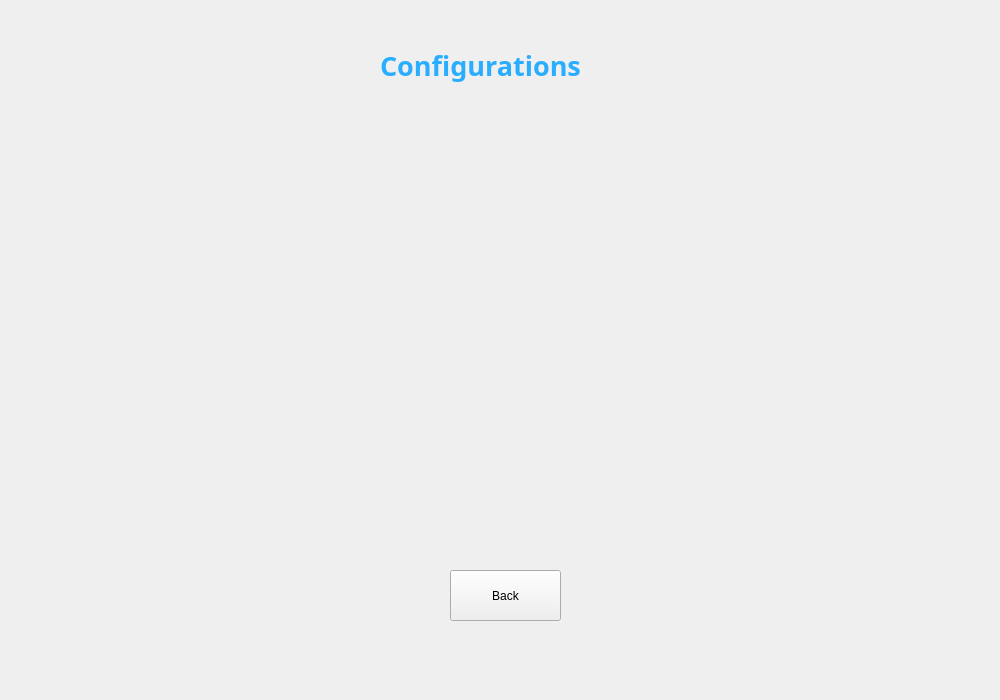
Before: the Qt Designer form UI/ui_Configuration.ui in dragonjjr/Network_21HCB, drawn with Qt 5.
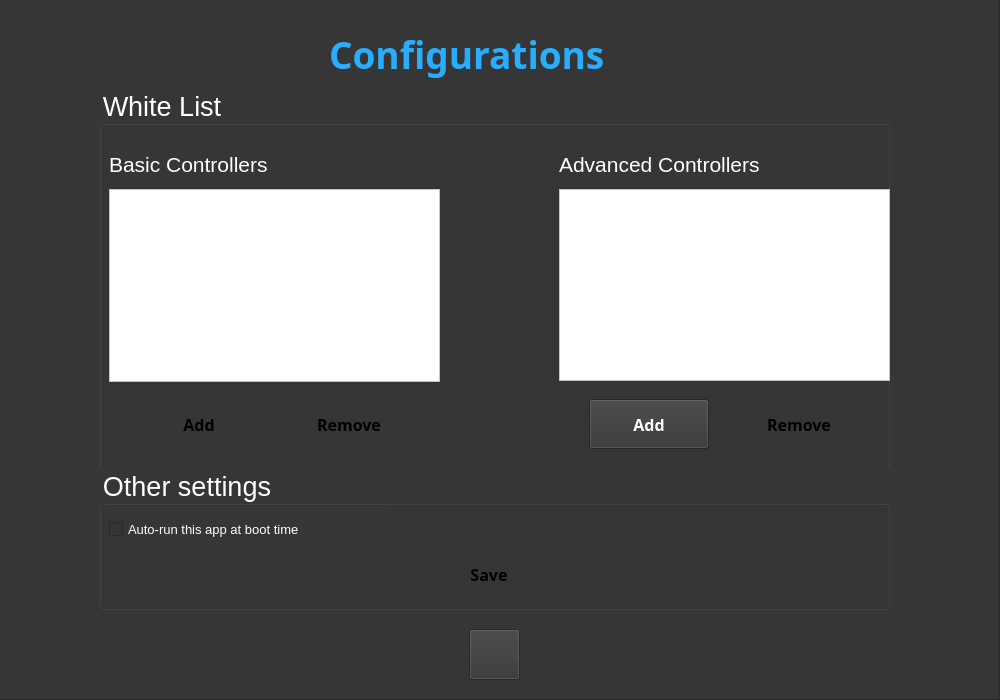
After: the same form once the commit is applied. Icons and pictures are not drawn.

Patch:
```diff
--- a/UI/ui_Configuration.ui
+++ b/UI/ui_Configuration.ui
@@ -13,43 +13,373 @@
   <property name="windowTitle">
    <string>Widget</string>
   </property>
-  <widget class="QLabel" name="label">
+  <property name="styleSheet">
+   <string notr="true"/>
+  </property>
+  <widget class="QFrame" name="frame">
    <property name="geometry">
     <rect>
-     <x>380</x>
-     <y>30</y>
-     <width>241</width>
-     <height>71</height>
+     <x>-1</x>
+     <y>-1</y>
+     <width>1001</width>
+     <height>701</height>
     </rect>
    </property>
-   <property name="font">
-    <font>
-     <family>Century Gothic</family>
-     <pointsize>20</pointsize>
-     <weight>75</weight>
-     <italic>false</italic>
-     <bold>true</bold>
-    </font>
-   </property>
    <property name="styleSheet">
-    <string notr="true">color: rgb(41, 173, 255);</string>
+    <string notr="true">background-color: rgb(54, 54, 54);</string>
    </property>
-   <property name="text">
-    <string>Configurations</string>
+   <property name="frameShape">
+    <enum>QFrame::StyledPanel</enum>
    </property>
-  </widget>
-  <widget class="QPushButton" name="btnBack">
-   <property name="geometry">
-    <rect>
-     <x>450</x>
-     <y>570</y>
-     <width>111</width>
-     <height>51</height>
-    </rect>
+   <property name="frameShadow">
+    <enum>QFrame::Raised</enum>
    </property>
-   <property name="text">
-    <string>Back</string>
-   </property>
+   <widget class="QLabel" name="label">
+    <property name="geometry">
+     <rect>
+      <x>330</x>
+      <y>20</y>
+      <width>381</width>
+      <height>71</height>
+     </rect>
+    </property>
+    <property name="font">
+     <font>
+      <family>Century Gothic</family>
+      <pointsize>28</pointsize>
+      <weight>75</weight>
+      <italic>false</italic>
+      <bold>true</bold>
+     </font>
+    </property>
+    <property name="styleSheet">
+     <string notr="true">color: rgb(41, 173, 255);</string>
+    </property>
+    <property name="text">
+     <string>Configurations</string>
+    </property>
+   </widget>
+   <widget class="QPushButton" name="btnBack">
+    <property name="geometry">
+     <rect>
+      <x>470</x>
+      <y>630</y>
+      <width>51</width>
+      <height>51</height>
+     </rect>
+    </property>
+    <property name="styleSheet">
+     <string notr="true">QPushButton{
+	border-image: url(:/back/Assets/Images/back.png);
+}</string>
+    </property>
+    <property name="text">
+     <string/>
+    </property>
+   </widget>
+   <widget class="QGroupBox" name="groupBox_3">
+    <property name="geometry">
+     <rect>
+      <x>100</x>
+      <y>90</y>
+      <width>791</width>
+      <height>391</height>
+     </rect>
+    </property>
+    <property name="font">
+     <font>
+      <pointsize>20</pointsize>
+     </font>
+    </property>
+    <property name="styleSheet">
+     <string notr="true">color: rgb(255, 255, 255);</string>
+    </property>
+    <property name="title">
+     <string>White List</string>
+    </property>
+    <property name="flat">
+     <bool>true</bool>
+    </property>
+    <widget class="QLabel" name="label_2">
+     <property name="geometry">
+      <rect>
+       <x>10</x>
+       <y>50</y>
+       <width>201</width>
+       <height>51</height>
+      </rect>
+     </property>
+     <property name="font">
+      <font>
+       <pointsize>16</pointsize>
+      </font>
+     </property>
+     <property name="text">
+      <string>Basic Controllers</string>
+     </property>
+    </widget>
+    <widget class="QLabel" name="label_3">
+     <property name="geometry">
+      <rect>
+       <x>460</x>
+       <y>50</y>
+       <width>321</width>
+       <height>51</height>
+      </rect>
+     </property>
+     <property name="font">
+      <font>
+       <pointsize>16</pointsize>
+      </font>
+     </property>
+     <property name="text">
+      <string>Advanced Controllers</string>
+     </property>
+    </widget>
+    <widget class="QListView" name="lvBasic">
+     <property name="geometry">
+      <rect>
+       <x>10</x>
+       <y>100</y>
+       <width>331</width>
+       <height>193</height>
+      </rect>
+     </property>
+     <property name="styleSheet">
+      <string notr="true">background-color: rgb(255, 255, 255);</string>
+     </property>
+    </widget>
+    <widget class="QListView" name="lvAdvanced">
+     <property name="geometry">
+      <rect>
+       <x>460</x>
+       <y>100</y>
+       <width>331</width>
+       <height>192</height>
+      </rect>
+     </property>
+     <property name="styleSheet">
+      <string notr="true">background-color: rgb(255, 255, 255);</string>
+     </property>
+    </widget>
+    <widget class="QPushButton" name="btnAddBasic">
+     <property name="geometry">
+      <rect>
+       <x>40</x>
+       <y>310</y>
+       <width>120</width>
+       <height>50</height>
+      </rect>
+     </property>
+     <property name="font">
+      <font>
+       <family>Century Gothic</family>
+       <pointsize>12</pointsize>
+       <weight>75</weight>
+       <bold>true</bold>
+      </font>
+     </property>
+     <property name="layoutDirection">
+      <enum>Qt::LeftToRight</enum>
+     </property>
+     <property name="styleSheet">
+      <string notr="true">QPushButton {
+	background-color: qlineargradient(spread:reflect, x1:0, y1:0, x2:1, y2:0, stop:0 				rgba(0, 235, 235, 255), stop:1 rgba(85, 255, 255, 255));
+	color: rgb(0, 0, 0);
+	border-radius : 25px;
+}
+
+QPushButton:hover{
+	background-color: qlineargradient(spread:reflect, x1:0, y1:0, x2:1, y2:0, stop:0.38806 rgba(255, 15, 172, 255), stop:0.995025 rgba(255, 43, 198, 255));
+}</string>
+     </property>
+     <property name="text">
+      <string>Add</string>
+     </property>
+    </widget>
+    <widget class="QPushButton" name="btnRemoveBasic">
+     <property name="geometry">
+      <rect>
+       <x>190</x>
+       <y>310</y>
+       <width>120</width>
+       <height>50</height>
+      </rect>
+     </property>
+     <property name="font">
+      <font>
+       <family>Century Gothic</family>
+       <pointsize>12</pointsize>
+       <weight>75</weight>
+       <bold>true</bold>
+      </font>
+     </property>
+     <property name="layoutDirection">
+      <enum>Qt::LeftToRight</enum>
+     </property>
+     <property name="styleSheet">
+      <string notr="true">QPushButton {
+	background-color: qlineargradient(spread:reflect, x1:0, y1:0, x2:1, y2:0, stop:0 				rgba(0, 235, 235, 255), stop:1 rgba(85, 255, 255, 255));
+	color: rgb(0, 0, 0);
+	border-radius : 25px;
+}
+
+QPushButton:hover{
+	background-color: qlineargradient(spread:reflect, x1:0, y1:0, x2:1, y2:0, stop:0.38806 rgba(255, 15, 172, 255), stop:0.995025 rgba(255, 43, 198, 255));
+}</string>
+     </property>
+     <property name="text">
+      <string>Remove</string>
+     </property>
+    </widget>
+    <widget class="QPushButton" name="btnRemoveAdvanced">
+     <property name="geometry">
+      <rect>
+       <x>640</x>
+       <y>310</y>
+       <width>120</width>
+       <height>50</height>
+      </rect>
+     </property>
+     <property name="font">
+      <font>
+       <family>Century Gothic</family>
+       <pointsize>12</pointsize>
+       <weight>75</weight>
+       <bold>true</bold>
+      </font>
+     </property>
+     <property name="layoutDirection">
+      <enum>Qt::LeftToRight</enum>
+     </property>
+     <property name="styleSheet">
+      <string notr="true">QPushButton {
+	background-color: qlineargradient(spread:reflect, x1:0, y1:0, x2:1, y2:0, stop:0 				rgba(0, 235, 235, 255), stop:1 rgba(85, 255, 255, 255));
+	color: rgb(0, 0, 0);
+	border-radius : 25px;
+}
+
+QPushButton:hover{
+	background-color: qlineargradient(spread:reflect, x1:0, y1:0, x2:1, y2:0, stop:0.38806 rgba(255, 15, 172, 255), stop:0.995025 rgba(255, 43, 198, 255));
+}</string>
+     </property>
+     <property name="text">
+      <string>Remove</string>
+     </property>
+    </widget>
+    <widget class="QPushButton" name="btnAddAdvanced">
+     <property name="geometry">
+      <rect>
+       <x>490</x>
+       <y>310</y>
+       <width>120</width>
+       <height>50</height>
+      </rect>
+     </property>
+     <property name="font">
+      <font>
+       <family>Century Gothic</family>
+       <pointsize>12</pointsize>
+       <weight>75</weight>
+       <bold>true</bold>
+      </font>
+     </property>
+     <property name="layoutDirection">
+      <enum>Qt::LeftToRight</enum>
+     </property>
+     <property name="styleSheet">
+      <string notr="true">QPushButton {
+	background-color: qlineargradient(spread:reflect, x1:0, y1:0, x2:1, y2:0, stop:0 				rgba(0, 235, 235, 255), stop:1 rgba(85, 255, 255, 255));
+	color: rgb(0, 0, 0);
+	border-radius : 25px;
+}
+
+QPushButton:hover{
+	background-color: qlineargradient(spread:reflect, x1:0, y1:0, x2:1, y2:0, stop:0.38806 rgba(255, 15, 172, 255), stop:0.995025 rgba(255, 43, 198, 255));
+};</string>
+     </property>
+     <property name="text">
+      <string>Add</string>
+     </property>
+    </widget>
+   </widget>
+   <widget class="QGroupBox" name="groupBox">
+    <property name="geometry">
+     <rect>
+      <x>100</x>
+      <y>470</y>
+      <width>791</width>
+      <height>141</height>
+     </rect>
+    </property>
+    <property name="font">
+     <font>
+      <pointsize>20</pointsize>
+     </font>
+    </property>
+    <property name="styleSheet">
+     <string notr="true">color: rgb(255, 255, 255);</string>
+    </property>
+    <property name="title">
+     <string>Other settings</string>
+    </property>
+    <property name="flat">
+     <bool>true</bool>
+    </property>
+    <widget class="QCheckBox" name="cbAutoRun">
+     <property name="geometry">
+      <rect>
+       <x>10</x>
+       <y>40</y>
+       <width>281</width>
+       <height>40</height>
+      </rect>
+     </property>
+     <property name="font">
+      <font>
+       <pointsize>10</pointsize>
+      </font>
+     </property>
+     <property name="text">
+      <string>Auto-run this app at boot time</string>
+     </property>
+    </widget>
+    <widget class="QPushButton" name="btnSave">
+     <property name="geometry">
+      <rect>
+       <x>330</x>
+       <y>80</y>
+       <width>120</width>
+       <height>50</height>
+      </rect>
+     </property>
+     <property name="font">
+      <font>
+       <family>Century Gothic</family>
+       <pointsize>12</pointsize>
+       <weight>75</weight>
+       <bold>true</bold>
+      </font>
+     </property>
+     <property name="layoutDirection">
+      <enum>Qt::LeftToRight</enum>
+     </property>
+     <property name="styleSheet">
+      <string notr="true">QPushButton {
+	background-color: qlineargradient(spread:reflect, x1:0, y1:0, x2:1, y2:0, stop:0 				rgba(0, 235, 235, 255), stop:1 rgba(85, 255, 255, 255));
+	color: rgb(0, 0, 0);
+	border-radius : 25px;
+}
+
+QPushButton:hover{
+	background-color: qlineargradient(spread:reflect, x1:0, y1:0, x2:1, y2:0, stop:0.38806 rgba(255, 15, 172, 255), stop:0.995025 rgba(255, 43, 198, 255));
+}</string>
+     </property>
+     <property name="text">
+      <string>Save</string>
+     </property>
+    </widget>
+   </widget>
   </widget>
  </widget>
  <resources/>
```
Left out of the diff: 4 changed lines with no effect on the pictures.
